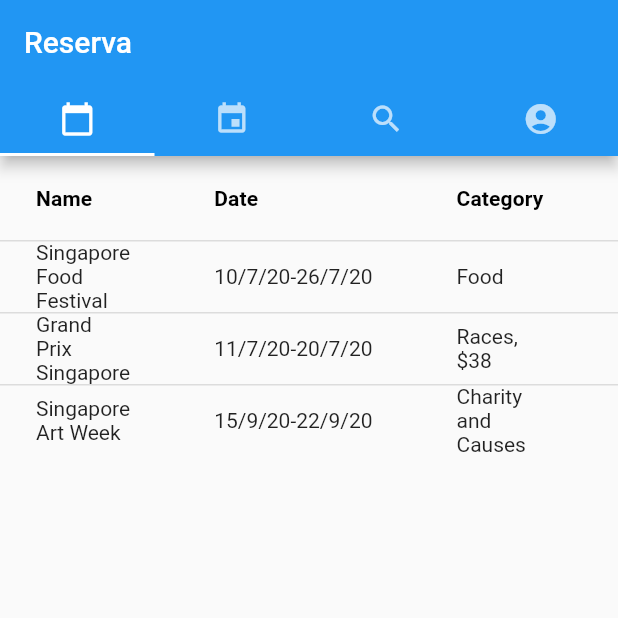
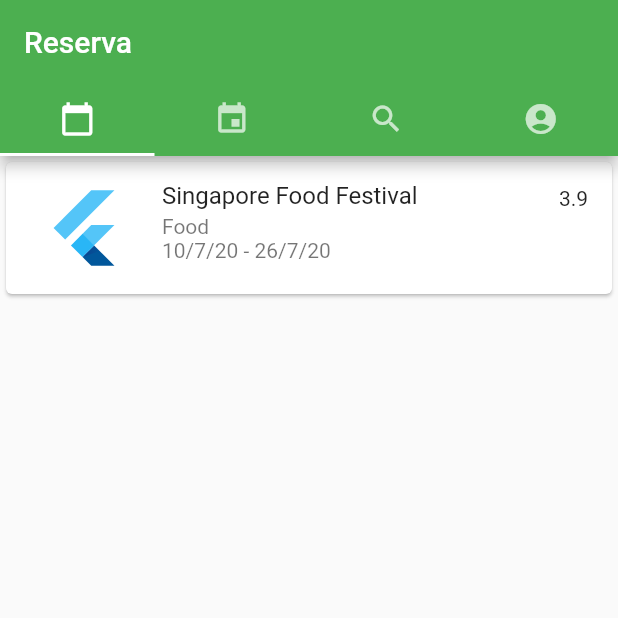
Before and after one commit to Pascal-Inc/Reserva-Flutter, a Flutter app: the screen it shows after launch, on a phone screen of 412 x 824 dp, the top half of it. Run offline on Flutter 3.47's test engine with Material 2 defaults, Android fonts, the phone set to English and light mode, and no system bars.

Commit message:
Update Tabs.dart

```diff
--- a/lib/Tabs.dart
+++ b/lib/Tabs.dart
@@ -4,6 +4,9 @@
   @override
   Widget build(BuildContext context) {
     return MaterialApp(
+        theme: ThemeData(
+          primarySwatch: Colors.green,
+        ),
         debugShowCheckedModeBanner: false,
         home: DefaultTabController(
             length: 4,
@@ -23,6 +26,7 @@
               ),
               body: TabBarView(
                 children: [
+                  /*
                   DataTable(
                     columns: const <DataColumn>[
                       DataColumn(
@@ -76,6 +80,77 @@
                         ],
                       ),
                     ],
+                  ),*/
+                  ListView(
+                    children: <Widget>[
+                      Card(
+                        child: ListTile(
+                          leading: FlutterLogo(size: 72.0),
+                          title: Text('Singapore Food Festival'),
+                          subtitle: Text('Food\n10/7/20 - 26/7/20'),
+                          // trailing: Icon(Icons.more_vert),
+                          trailing: Text('3.9'),
+                          /*
+                          Row(
+                            crossAxisAlignment: CrossAxisAlignment.center,
+                            children: <Widget>[
+                              Icon(
+                                Icons.star,
+                                color: Colors.yellow[600],
+                              ),
+                              Text('3.9')
+                            ],
+                          ),
+                          */
+                          isThreeLine: true,
+                        ),
+                      ),
+                      /*
+                      Card(child: ListTile(title: Text('One-line ListTile'))),
+                      Card(
+                        child: ListTile(
+                          leading: FlutterLogo(),
+                          title: Text('One-line with leading widget'),
+                        ),
+                      ),
+                      Card(
+                        child: ListTile(
+                          title: Text('One-line with trailing widget'),
+                          trailing: Icon(Icons.more_vert),
+                        ),
+                      ),
+                      Card(
+                        child: ListTile(
+                          leading: FlutterLogo(),
+                          title: Text('One-line with both widgets'),
+                          trailing: Icon(Icons.more_vert),
+                        ),
+                      ),
+                      Card(
+                        child: ListTile(
+                          title: Text('One-line dense ListTile'),
+                          dense: true,
+                        ),
+                      ),
+                      Card(
+                        child: ListTile(
+                          leading: FlutterLogo(size: 56.0),
+                          title: Text('Two-line ListTile'),
+                          subtitle: Text('Here is a second line'),
+                          trailing: Icon(Icons.more_vert),
+                        ),
+                      ),
+                      Card(
+                        child: ListTile(
+                          leading: FlutterLogo(size: 72.0),
+                          title: Text('Three-line ListTile'),
+                          subtitle: Text(
+                              'A sufficiently long subtitle warrants three lines.'),
+                          trailing: Icon(Icons.more_vert),
+                          isThreeLine: true,
+                        ),
+                      ),*/
+                    ],
                   ),
                   Text("All Events"),
                   Text("Search"),
```
